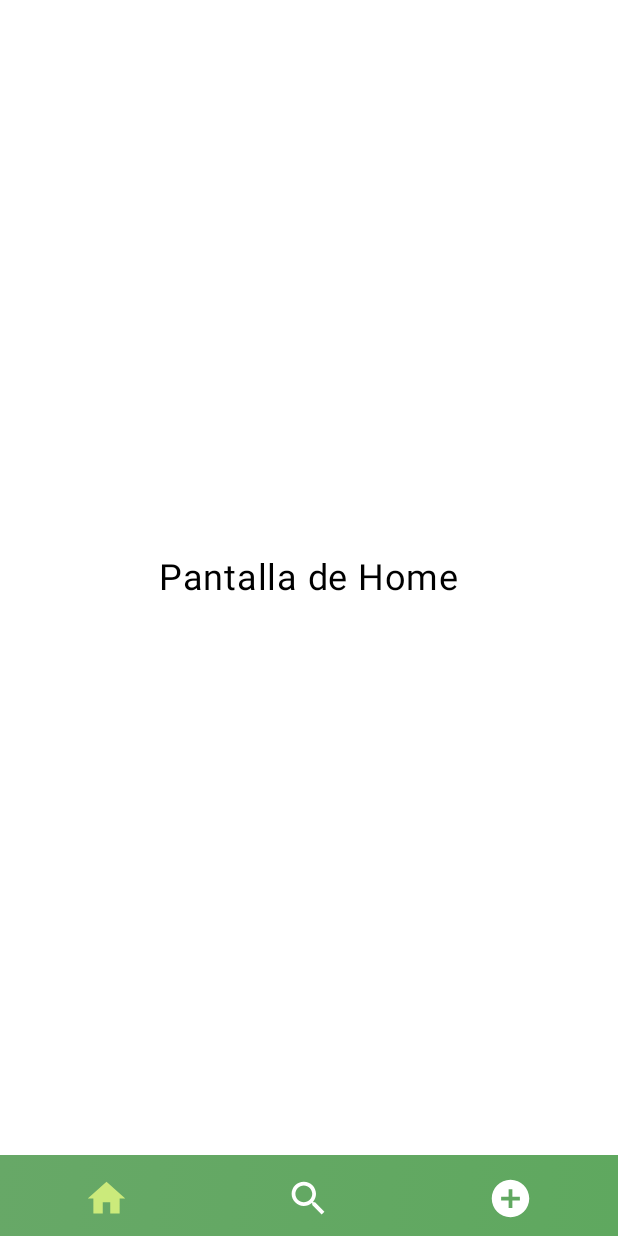
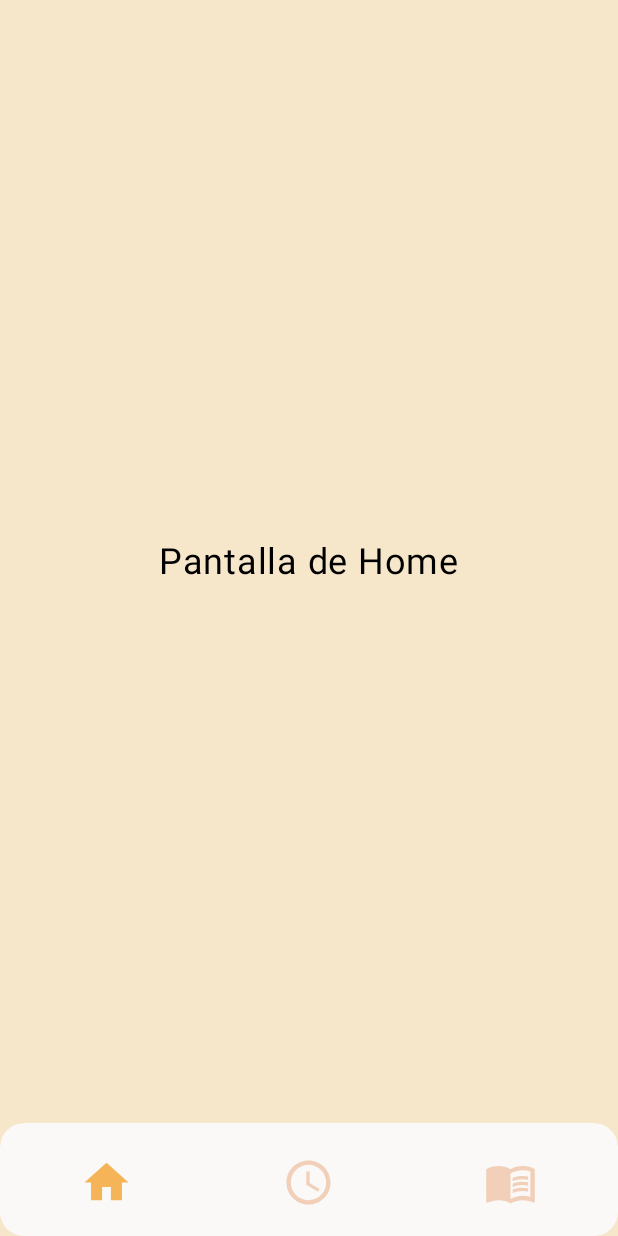
Before and after one commit to ramrom39/SistemaGestionBiblioteca, an Android app built with Jetpack Compose: the Home screen opened through its navigation route, on a phone screen of 412 x 824 dp. Run offline under Robolectric (Android 15) with nearby library versions, the light colour scheme and no system bars.

Commit message:
segundo commit

```diff
--- a/app/src/main/java/com/example/sistemagestionbiblioteca/navigation/AppNavigation.kt
+++ b/app/src/main/java/com/example/sistemagestionbiblioteca/navigation/AppNavigation.kt
@@ -1,6 +1,7 @@
 package com.example.sistemagestionbiblioteca.navigation
 
 
+import android.annotation.SuppressLint
 import android.os.Build
 import androidx.annotation.RequiresApi
 import androidx.compose.animation.core.tween
@@ -38,6 +39,7 @@ import androidx.compose.material3.Scaffold
 import androidx.compose.ui.draw.drawBehind
 
 
+
 @RequiresApi(Build.VERSION_CODES.O)
 @Composable
 fun AppNavigation() {
--- a/app/src/main/java/com/example/sistemagestionbiblioteca/navigation/bottomBar.kt
+++ b/app/src/main/java/com/example/sistemagestionbiblioteca/navigation/bottomBar.kt
@@ -1,13 +1,16 @@
 package com.example.sistemagestionbiblioteca.navigation
 
+import androidx.compose.foundation.background
 import androidx.compose.foundation.layout.fillMaxWidth
 import androidx.compose.foundation.layout.height
+import androidx.compose.foundation.layout.navigationBarsPadding
 import androidx.compose.foundation.layout.size
-import androidx.compose.foundation.layout.navigationBarsPadding
+import androidx.compose.foundation.shape.RoundedCornerShape
 import androidx.compose.material.icons.Icons
-import androidx.compose.material.icons.filled.AddCircle
 import androidx.compose.material.icons.filled.Home
-import androidx.compose.material.icons.filled.Search
+import androidx.compose.material.icons.filled.History
+import androidx.compose.material.icons.filled.MenuBook
+import androidx.compose.material.icons.filled.Schedule
 import androidx.compose.material3.BottomAppBar
 import androidx.compose.material3.Icon
 import androidx.compose.material3.NavigationBarItem
@@ -16,50 +19,61 @@ import androidx.compose.runtime.Composable
 import androidx.compose.runtime.getValue
 import androidx.compose.ui.Modifier
 import androidx.compose.ui.draw.drawBehind
+import androidx.compose.ui.geometry.CornerRadius
 import androidx.compose.ui.graphics.Brush
 import androidx.compose.ui.graphics.Color
 import androidx.compose.ui.unit.dp
 import androidx.navigation.NavController
 import androidx.navigation.compose.currentBackStackEntryAsState
 
-
 @Composable
 fun BottomBar(navController: NavController) {
-    // Obtenemos la ruta actual usando currentBackStackEntryAsState para reactividad
+    // Utilizamos currentBackStackEntryAsState para observar los cambios en la navegación.
     val navBackStackEntry by navController.currentBackStackEntryAsState()
     val currentRoute = navBackStackEntry?.destination?.route
 
-    // Definimos las rutas en las que se muestra la BottomBar
+    // Rutas donde se debe mostrar la BottomBar
     val visibleRoutes = listOf(
         AppScreens.Home.route,
-        AppScreens.Shelves.route,
-        AppScreens.History.route
+        AppScreens.History.route,
+        AppScreens.Shelves.route
     )
-
     if (currentRoute !in visibleRoutes) return
 
+    // Definimos el gradiente de fondo para la BottomBar
     val gradientBrush = Brush.linearGradient(
         colors = listOf(
-            Color(0xFF67A867), // Verde claro
-            Color(0xFF5FA85F)  // Verde oscuro
+            Color(0xFFFAF9F7),
+            Color(0xFFFAF9F7)
         )
     )
 
+    // Envolvemos la BottomAppBar en una Surface con esquinas redondeadas
+    androidx.compose.material3.Surface(
+        shape = RoundedCornerShape(topStart = 16.dp, topEnd = 16.dp),
+        modifier = Modifier.fillMaxWidth(),
+        color = Color.Transparent
+    ) {
         BottomAppBar(
             containerColor = Color.Transparent,
             modifier = Modifier
                 .fillMaxWidth()
-            .drawBehind { drawRect(gradientBrush) }
-            .height(54.dp)
-            .navigationBarsPadding(), // Agrega padding para evitar solapamiento con la barra del sistema
+                .drawBehind {
+                    // Convertimos 16.dp a pixeles para el radio de esquina
+                    val radius = 16.dp.toPx()
+                    drawRoundRect(brush = gradientBrush, cornerRadius = CornerRadius(radius, radius))
+                }
+                .height(75.dp)
+                .navigationBarsPadding(),
             contentColor = Color.White
         ) {
+            // Ítem para Home
             NavigationBarItem(
                 icon = {
                     Icon(
                         imageVector = Icons.Filled.Home,
                         contentDescription = "Inicio",
-                    modifier = Modifier.size(30.dp)
+                        modifier = Modifier.size(35.dp)
                     )
                 },
                 selected = currentRoute == AppScreens.Home.route,
@@ -69,18 +83,19 @@ fun BottomBar(navController: NavController) {
                     }
                 },
                 colors = NavigationBarItemDefaults.colors(
-                selectedIconColor = Color(0xFFCBEA7B),
-                unselectedIconColor = Color.White,
+                    selectedIconColor = Color(0xFFF6B459),
+                    unselectedIconColor = Color(0xFFF1CFB8),
                     indicatorColor = Color.Transparent
                 )
             )
 
+            // Ítem para Historial (usa el icono History)
             NavigationBarItem(
                 icon = {
                     Icon(
-                    imageVector = Icons.Filled.Search,
+                        imageVector = Icons.Filled.Schedule,
                         contentDescription = "Historial",
-                    modifier = Modifier.size(30.dp)
+                        modifier = Modifier.size(35.dp)
                     )
                 },
                 selected = currentRoute == AppScreens.History.route,
@@ -90,18 +105,19 @@ fun BottomBar(navController: NavController) {
                     }
                 },
                 colors = NavigationBarItemDefaults.colors(
-                selectedIconColor = Color(0xFFCBEA7B),
-                unselectedIconColor = Color.White,
+                    selectedIconColor = Color(0xFFF6B459),
+                    unselectedIconColor = Color(0xFFF1CFB8),
                     indicatorColor = Color.Transparent
                 )
             )
 
+            // Ítem para Biblioteca (usa el icono MenuBook)
             NavigationBarItem(
                 icon = {
                     Icon(
-                    imageVector = Icons.Filled.AddCircle,
-                    contentDescription = "Estanterías",
-                    modifier = Modifier.size(30.dp)
+                        imageVector = Icons.Filled.MenuBook,
+                        contentDescription = "Biblioteca",
+                        modifier = Modifier.size(35.dp)
                     )
                 },
                 selected = currentRoute == AppScreens.Shelves.route,
@@ -111,10 +127,11 @@ fun BottomBar(navController: NavController) {
                     }
                 },
                 colors = NavigationBarItemDefaults.colors(
-                selectedIconColor = Color(0xFFCBEA7B),
-                unselectedIconColor = Color.White,
+                    selectedIconColor = Color(0xFFF6B459),
+                    unselectedIconColor = Color(0xFFF1CFB8),
                     indicatorColor = Color.Transparent
                 )
             )
         }
     }
+}
--- a/app/src/main/java/com/example/sistemagestionbiblioteca/screens/Home.kt
+++ b/app/src/main/java/com/example/sistemagestionbiblioteca/screens/Home.kt
@@ -19,13 +19,13 @@ import com.example.sistemagestionbiblioteca.navigation.BottomBar
 fun Home(navController: NavController) {
     Scaffold(
         bottomBar = { BottomBar(navController) },
-        containerColor = Color(0xFFFFFFFF)
+        containerColor = Color(0xFFF6E6CA)
     ) { innerPadding ->
         Box(
             modifier = Modifier
                 .fillMaxSize()
                 .padding(innerPadding) // Respeta el padding del Scaffold para que no tape la BottomBar
-                .background(Color(0xFFFFFFFF)), // Fondo azul oscuro para Home
+                .background(Color(0xFFF6E6CA)), // Fondo azul oscuro para Home
             contentAlignment = Alignment.Center
         ) {
             Text(text = "Pantalla de Home", color = Color.Black, fontSize = 24.sp)
--- a/app/src/main/java/com/example/sistemagestionbiblioteca/screens/Login.kt
+++ b/app/src/main/java/com/example/sistemagestionbiblioteca/screens/Login.kt
@@ -35,7 +35,7 @@ fun Login(navController: NavController) {
     val context = LocalContext.current
 
     val gradientBrush = Brush.radialGradient(
-        colors = listOf(Color(0xFF045043), Color.Black),
+        colors = listOf(Color(0xFFF6E6CA), Color(0xFFF6E6CA)),
         center = Offset(0.5f, 0.5f),
         radius = 2000f
     )
@@ -57,13 +57,13 @@ fun Login(navController: NavController) {
                 horizontalAlignment = Alignment.CenterHorizontally,
                 verticalArrangement = Arrangement.Center
             ) {
-                Text("Iniciar Sesión", fontSize = 30.sp, color = Color.White)
+                Text("Iniciar Sesión", fontSize = 30.sp, color = Color(0xFFDC993F))
                 Spacer(modifier = Modifier.height(40.dp))
 
                 OutlinedTextField(
                     value = email,
                     onValueChange = { email = it },
-                    label = { Text("Correo o usuario", color = Color.White) },
+                    label = { Text("Correo o usuario", color = Color(0xFF886742)) },
                     singleLine = true,
                     keyboardOptions = KeyboardOptions(keyboardType = KeyboardType.Email),
                     modifier = Modifier.fillMaxWidth(),
@@ -75,7 +75,7 @@ fun Login(navController: NavController) {
                 OutlinedTextField(
                     value = password,
                     onValueChange = { password = it },
-                    label = { Text("Contraseña", color = Color.White) },
+                    label = { Text("Contraseña", color = Color(0xFF886742)) },
                     singleLine = true,
                     keyboardOptions = KeyboardOptions(keyboardType = KeyboardType.Password),
                     visualTransformation = if (showPassword) VisualTransformation.None else PasswordVisualTransformation(),
@@ -84,7 +84,7 @@ fun Login(navController: NavController) {
                             Icon(
                                 imageVector = if (showPassword) Icons.Default.Visibility else Icons.Default.VisibilityOff,
                                 contentDescription = null,
-                                tint = Color(0xFF00FFFB)
+                                tint = Color(0xFFF6B459)
                             )
                         }
                     },
@@ -99,7 +99,7 @@ fun Login(navController: NavController) {
                         navController.navigate(AppScreens.Home.route)
                     },
                     modifier = Modifier.fillMaxWidth(),
-                    colors = ButtonDefaults.buttonColors(containerColor = Color(0xFF67A867))
+                    colors = ButtonDefaults.buttonColors(containerColor = Color(0xFFF6B459),contentColor = Color(0xFF886742))
                 ) {
                     Text("Iniciar sesión")
                 }
@@ -109,7 +109,7 @@ fun Login(navController: NavController) {
                 TextButton(
                     onClick = { navController.navigate(AppScreens.Register.route) }
                 ) {
-                    Text("¿No tienes cuenta? Regístrate", color = Color.White)
+                    Text("¿No tienes cuenta? Regístrate", color = Color(0xFFDC993F))
                 }
 
                 if (errorMessage.isNotEmpty()) {
@@ -123,13 +123,13 @@ fun Login(navController: NavController) {
 
 @Composable
 fun textFieldColors() = TextFieldDefaults.colors(
-    unfocusedTextColor = Color.White,
-    focusedTextColor = Color.White,
+    unfocusedTextColor = Color(0xFFFAA634),
+    focusedTextColor = Color(0xFFFAA634),
     unfocusedContainerColor = Color.Transparent,
     focusedContainerColor = Color.Transparent,
-    focusedIndicatorColor = Color.White,
-    unfocusedIndicatorColor = Color.White,
-    cursorColor = Color.White,
-    focusedLabelColor = Color.White,
-    unfocusedLabelColor = Color.White
+    focusedIndicatorColor = Color(0xFFFAA634),
+    unfocusedIndicatorColor = Color(0xFFFAA634),
+    cursorColor = Color(0xFFFAA634),
+    focusedLabelColor = Color.Black,
+    unfocusedLabelColor = Color.Black
 )
```
Lines whose indentation alone changed are shown as unchanged.
